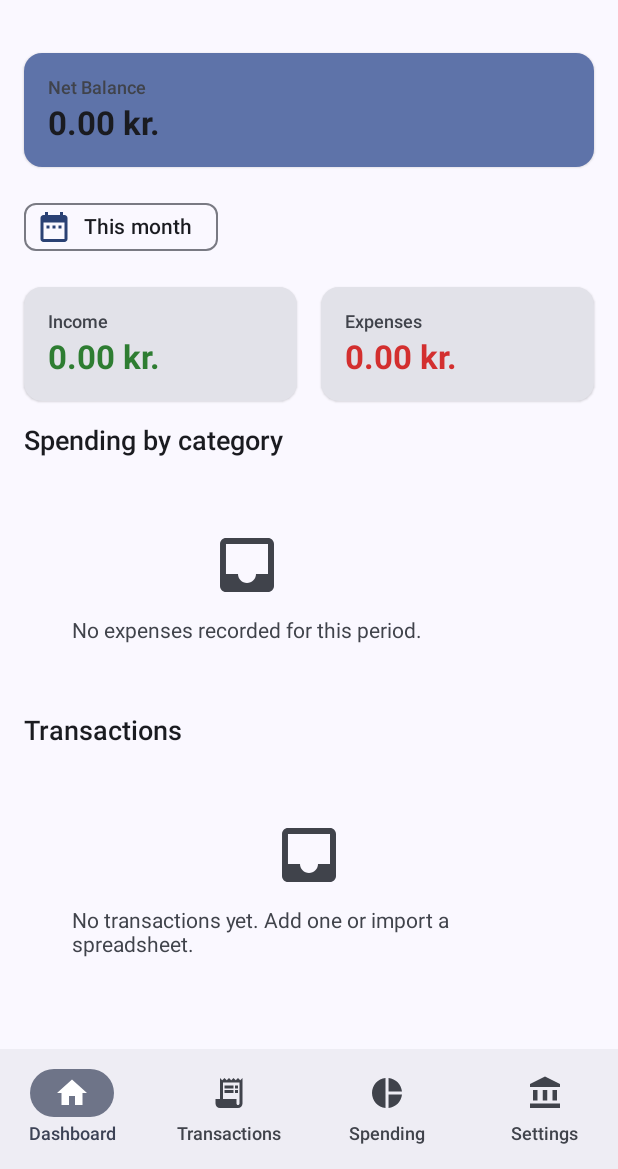
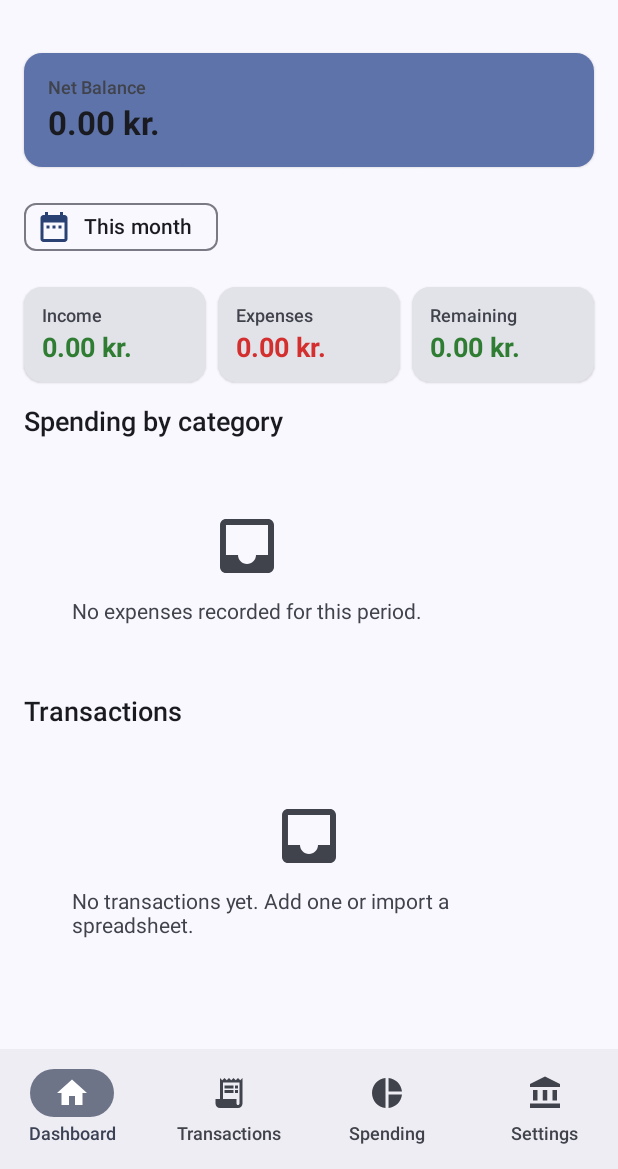
Before and after one commit to ttinorua/test, an Android app built with Jetpack Compose: the screen it shows after launch (MainActivity), on a phone screen of 412 x 824 dp, the part 67-1236 px from its top. Run offline under Robolectric (Android 15) with nearby library versions, the phone set to English and light mode, and no system bars; our stand-ins replace Room's generated code; libraries missing offline, so code that uses them is left out: com.anthropic.client, com.anthropic.errors, com.anthropic.models.

Commit message:
Add a color-coded Remaining tile next to Income/Expenses
Shows periodIncome - periodExpense as a third tile on the dashboard,
green when non-negative and red when overspent. All three tiles now
share a smaller amount text style and tighter padding/spacing so they
fit on one line, and the amount text is never truncated — it wraps
instead if a currency value is too wide for the column.

Verified via compileDebugKotlin, testDebugUnitTest, assembleDebug,
assembleRelease (R8), and lintDebug.

Co-Authored-By: Claude Sonnet 5 <noreply@anthropic.com>
Claude-Session: https://claude.ai/code/session_017uvSSZcSrEiknXa1kdF4az

```diff
--- a/app/src/main/java/com/financetracker/app/ui/components/Common.kt
+++ b/app/src/main/java/com/financetracker/app/ui/components/Common.kt
@@ -26,8 +26,10 @@ import androidx.compose.ui.Alignment
 import androidx.compose.ui.Modifier
 import androidx.compose.ui.draw.clip
 import androidx.compose.ui.graphics.Color
+import androidx.compose.ui.text.TextStyle
 import androidx.compose.ui.text.font.FontWeight
 import androidx.compose.ui.text.style.TextOverflow
+import androidx.compose.ui.unit.Dp
 import androidx.compose.ui.unit.dp
 import com.financetracker.app.data.db.entity.CategorySpend
 import com.financetracker.app.ui.theme.BudgetWarningDark
@@ -42,7 +44,9 @@ fun SummaryCard(
     amount: String,
     valueColor: Color = MaterialTheme.colorScheme.onSurface,
     selected: Boolean = false,
-    onClick: (() -> Unit)? = null
+    onClick: (() -> Unit)? = null,
+    amountStyle: TextStyle = MaterialTheme.typography.titleLarge,
+    contentPadding: Dp = 16.dp
 ) {
     val colors = if (selected) {
         CardDefaults.cardColors(containerColor = MaterialTheme.colorScheme.primaryContainer)
@@ -50,10 +54,16 @@ fun SummaryCard(
         CardDefaults.cardColors()
     }
     val content: @Composable () -> Unit = {
-        Column(modifier = Modifier.padding(16.dp)) {
-            Text(text = title, style = MaterialTheme.typography.labelMedium, color = MaterialTheme.colorScheme.onSurfaceVariant)
+        Column(modifier = Modifier.padding(contentPadding)) {
+            Text(
+                text = title,
+                style = MaterialTheme.typography.labelMedium,
+                color = MaterialTheme.colorScheme.onSurfaceVariant,
+                maxLines = 1,
+                overflow = TextOverflow.Ellipsis
+            )
             Spacer(modifier = Modifier.height(4.dp))
-            Text(text = amount, style = MaterialTheme.typography.titleLarge, color = valueColor, fontWeight = FontWeight.Bold)
+            Text(text = amount, style = amountStyle, color = valueColor, fontWeight = FontWeight.Bold)
         }
     }
     if (onClick != null) {
--- a/app/src/main/java/com/financetracker/app/ui/screens/dashboard/DashboardScreen.kt
+++ b/app/src/main/java/com/financetracker/app/ui/screens/dashboard/DashboardScreen.kt
@@ -154,9 +154,10 @@ fun DashboardScreen(viewModel: DashboardViewModel, onOpenAskAi: () -> Unit) {
                 )
             }
             item {
+                val remaining = state.periodIncome - state.periodExpense
                 Row(
                     modifier = Modifier.fillMaxWidth(),
-                    horizontalArrangement = Arrangement.spacedBy(16.dp)
+                    horizontalArrangement = Arrangement.spacedBy(8.dp)
                 ) {
                     SummaryCard(
                         modifier = Modifier.weight(1f),
@@ -164,7 +165,9 @@ fun DashboardScreen(viewModel: DashboardViewModel, onOpenAskAi: () -> Unit) {
                         amount = Formatters.currency(state.periodIncome, currencyCode),
                         valueColor = IncomeGreen,
                         selected = state.selection.type == com.financetracker.app.data.db.entity.TransactionType.INCOME,
-                        onClick = viewModel::selectIncome
+                        onClick = viewModel::selectIncome,
+                        amountStyle = MaterialTheme.typography.titleMedium,
+                        contentPadding = 12.dp
                     )
                     SummaryCard(
                         modifier = Modifier.weight(1f),
@@ -173,7 +176,17 @@ fun DashboardScreen(viewModel: DashboardViewModel, onOpenAskAi: () -> Unit) {
                         valueColor = ExpenseRed,
                         selected = state.selection.type == com.financetracker.app.data.db.entity.TransactionType.EXPENSE &&
                             state.selection.categoryId == null,
-                        onClick = viewModel::selectExpense
+                        onClick = viewModel::selectExpense,
+                        amountStyle = MaterialTheme.typography.titleMedium,
+                        contentPadding = 12.dp
+                    )
+                    SummaryCard(
+                        modifier = Modifier.weight(1f),
+                        title = "Remaining",
+                        amount = Formatters.currency(remaining, currencyCode),
+                        valueColor = if (remaining >= 0) IncomeGreen else ExpenseRed,
+                        amountStyle = MaterialTheme.typography.titleMedium,
+                        contentPadding = 12.dp
                     )
                 }
             }
```
